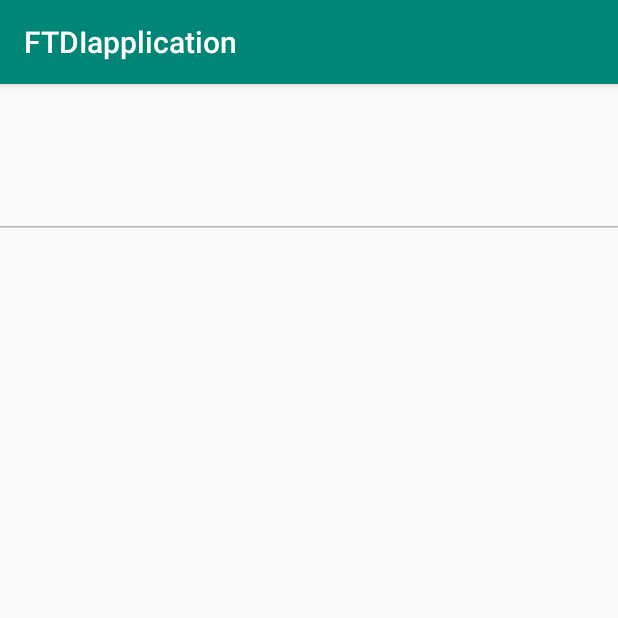
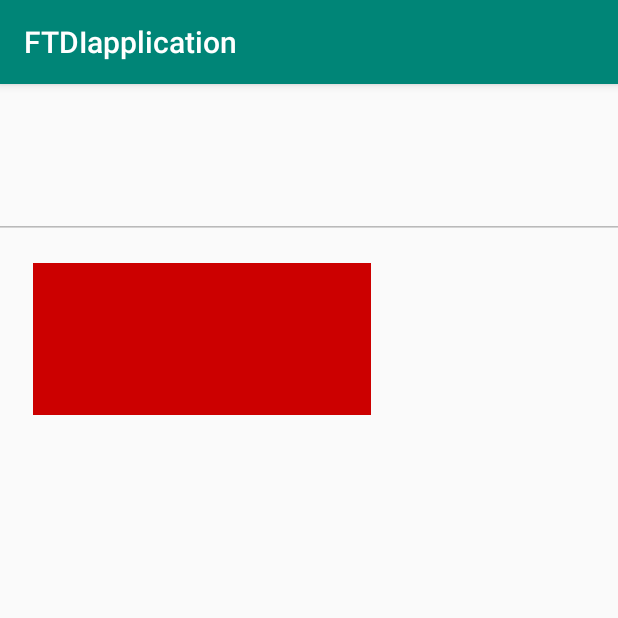
Before and after one commit to Thejackalphantom/PinPoint, an Android app: the screen it shows after launch (MainActivity), on a phone screen of 412 x 824 dp, the top half of it. Run offline under Robolectric (Android 15) with nearby library versions, the phone set to English and light mode, and no system bars; libraries missing offline, so code that uses them is left out: com.hoho.android; 2 statements that could not run were skipped.

Commit message:
interface aangepast
Als er data binnenkomt dan laat het een groene image zien en wanneer er geen data binnenkomet een rode image.

```diff
--- a/FTDIapplication/app/src/main/java/com/example/ftdiapplication/MainActivity.java
+++ b/FTDIapplication/app/src/main/java/com/example/ftdiapplication/MainActivity.java
@@ -7,6 +7,7 @@ import android.os.Bundle;
 import android.view.View;
 import android.widget.Button;
 import android.widget.EditText;
+import android.widget.ImageView;
 import android.widget.Toast;
 
 //the usb-serial Libraries
@@ -20,6 +21,8 @@ public class MainActivity extends AppCompatActivity implements USBSerialListener
     USBSerialConnector mcConnector;
     EditText txText;
     EditText rxText;
+    ImageView yesData;
+    ImageView noData;
     Button btSend;
 
     @Override
@@ -29,9 +32,13 @@ public class MainActivity extends AppCompatActivity implements USBSerialListener
         mcConnector = USBSerialConnector.getInstance();
         txText = (EditText) findViewById(R.id.txText);
         rxText = (EditText) findViewById(R.id.rxText);
+        yesData = (ImageView) findViewById(R.id.yesData);
+        noData = (ImageView) findViewById(R.id.noData);
         btSend = (Button) findViewById(R.id.btSend);
         txText.setEnabled(false);
         rxText.setEnabled(false);
+        yesData.setEnabled(false);
+        noData.setEnabled(false);
         btSend.setEnabled(false);
 
         btSend.setOnClickListener(new View.OnClickListener() {
@@ -47,7 +54,11 @@ public class MainActivity extends AppCompatActivity implements USBSerialListener
     public void onDataReceived (byte[] data) {
         if (data != null) {
             rxText.setText(rxText.getText() + Utilities.bytesToString(data) + "\n");
+            yesData.setVisibility(View.VISIBLE);
+            noData.setVisibility(View.INVISIBLE);
         } else {
+            noData.setVisibility(View.VISIBLE);
+            yesData.setVisibility(View.INVISIBLE);
         }
     }
 
@@ -60,6 +71,8 @@ public class MainActivity extends AppCompatActivity implements USBSerialListener
     public void onDeviceReady(ResponseStatus responseStatus) {
         txText.setEnabled(true);
         rxText.setEnabled(true);
+        yesData.setEnabled(true);
+        noData.setEnabled(true);
         btSend.setEnabled(true);
     }
 
--- a/FTDIapplication/app/src/main/res/layout/activity_main.xml
+++ b/FTDIapplication/app/src/main/res/layout/activity_main.xml
@@ -60,4 +60,42 @@
         app:layout_constraintTop_toBottomOf="@+id/btSend"
         app:layout_constraintVertical_bias="0.0" />
 
+    <ImageView
+        android:id="@+id/yesData"
+        android:layout_width="225dp"
+        android:layout_height="101dp"
+        android:layout_marginStart="22dp"
+        android:layout_marginLeft="22dp"
+        android:layout_marginTop="17dp"
+        android:layout_marginEnd="208dp"
+        android:layout_marginRight="208dp"
+        android:layout_marginBottom="19dp"
+        app:layout_constraintBottom_toTopOf="@+id/rxText"
+        app:layout_constraintEnd_toStartOf="@+id/btSend"
+        app:layout_constraintHorizontal_bias="0.0"
+        app:layout_constraintStart_toStartOf="parent"
+        app:layout_constraintTop_toBottomOf="@+id/txText"
+        app:layout_constraintVertical_bias="1.0"
+        app:srcCompat="@android:color/holo_green_dark"
+        tools:layout_editor_absoluteX="22dp"
+        tools:layout_editor_absoluteY="120dp" />
+
+    <ImageView
+        android:id="@+id/noData"
+        android:layout_width="225dp"
+        android:layout_height="101dp"
+        android:layout_marginStart="22dp"
+        android:layout_marginLeft="22dp"
+        android:layout_marginTop="17dp"
+        android:layout_marginEnd="208dp"
+        android:layout_marginRight="208dp"
+        android:layout_marginBottom="19dp"
+        app:layout_constraintBottom_toTopOf="@+id/rxText"
+        app:layout_constraintEnd_toStartOf="@+id/btSend"
+        app:layout_constraintHorizontal_bias="0.0"
+        app:layout_constraintStart_toStartOf="parent"
+        app:layout_constraintTop_toBottomOf="@+id/txText"
+        app:layout_constraintVertical_bias="1.0"
+        app:srcCompat="@android:color/holo_red_dark" />
+
 </androidx.constraintlayout.widget.ConstraintLayout>
```
